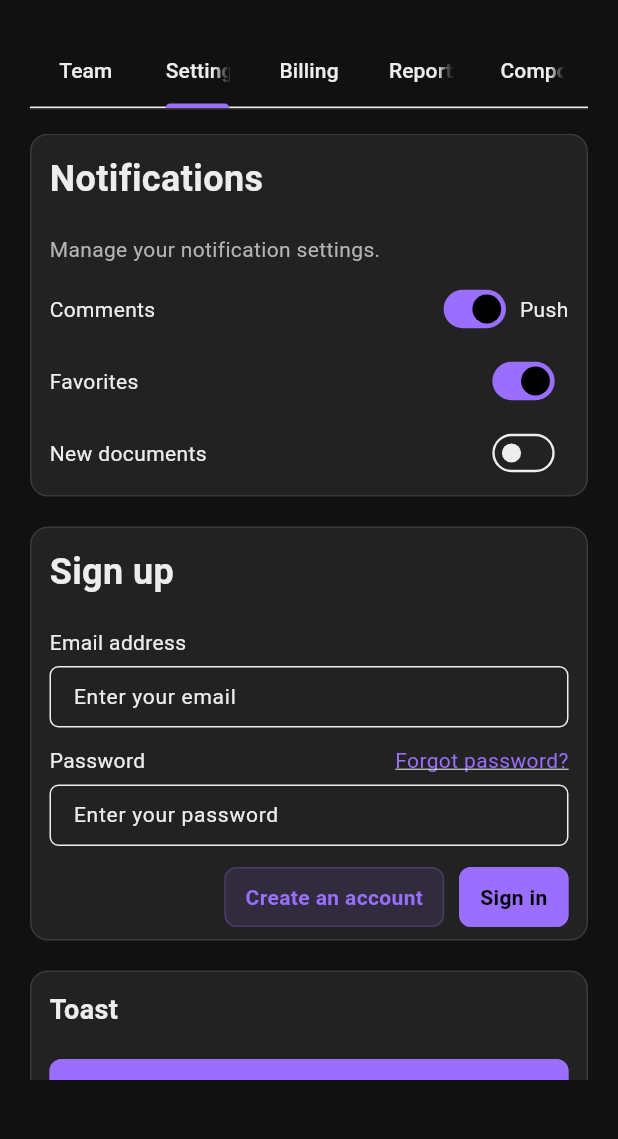
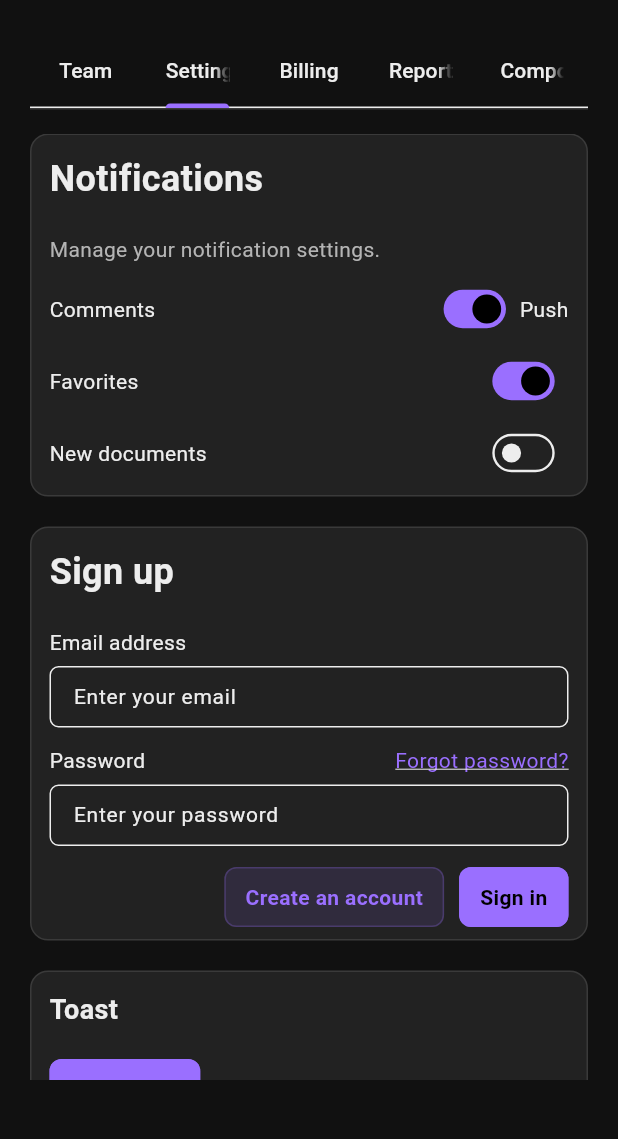
Before and after one commit to jaxnz/radix-ui-flutter, a Flutter app: the screen it shows after launch, tab 2 chosen, on a phone screen of 412 x 824 dp, the part 84-1223 px from its top. Run offline on Flutter 3.47's test engine with Material 3 defaults, Android fonts, the phone set to English and light mode, and no system bars; our stand-ins replace flutter_svg.

Commit message:
fix: fixed button full width

```diff
--- a/lib/src/components/button.dart
+++ b/lib/src/components/button.dart
@@ -92,9 +92,7 @@ class RadixButton extends StatelessWidget {
     final padding = _padding(size);
     final shape = RoundedRectangleBorder(borderRadius: _radius(t), side: border);
 
-    return ConstrainedBox(
-      constraints: BoxConstraints(minWidth: fullWidth ? double.infinity : 0),
-      child: Material(
+    final button = Material(
       color: background,
       shape: shape,
       child: InkWell(
@@ -118,12 +116,29 @@ class RadixButton extends StatelessWidget {
                         ? 18
                         : 20,
               ),
-                child: Center(child: child),
+              child: Row(
+                mainAxisSize: MainAxisSize.min,
+                mainAxisAlignment: MainAxisAlignment.center,
+                children: [child],
               ),
             ),
           ),
         ),
       ),
     );
+
+    if (fullWidth) {
+      return SizedBox(
+        width: double.infinity,
+        child: button,
+      );
+    }
+
+    // Shrink-wrap horizontally when not full width, even if parent stretches.
+    return Align(
+      alignment: Alignment.centerLeft,
+      widthFactor: 1,
+      child: button,
+    );
   }
 }
```
Lines whose indentation alone changed are shown as unchanged.
